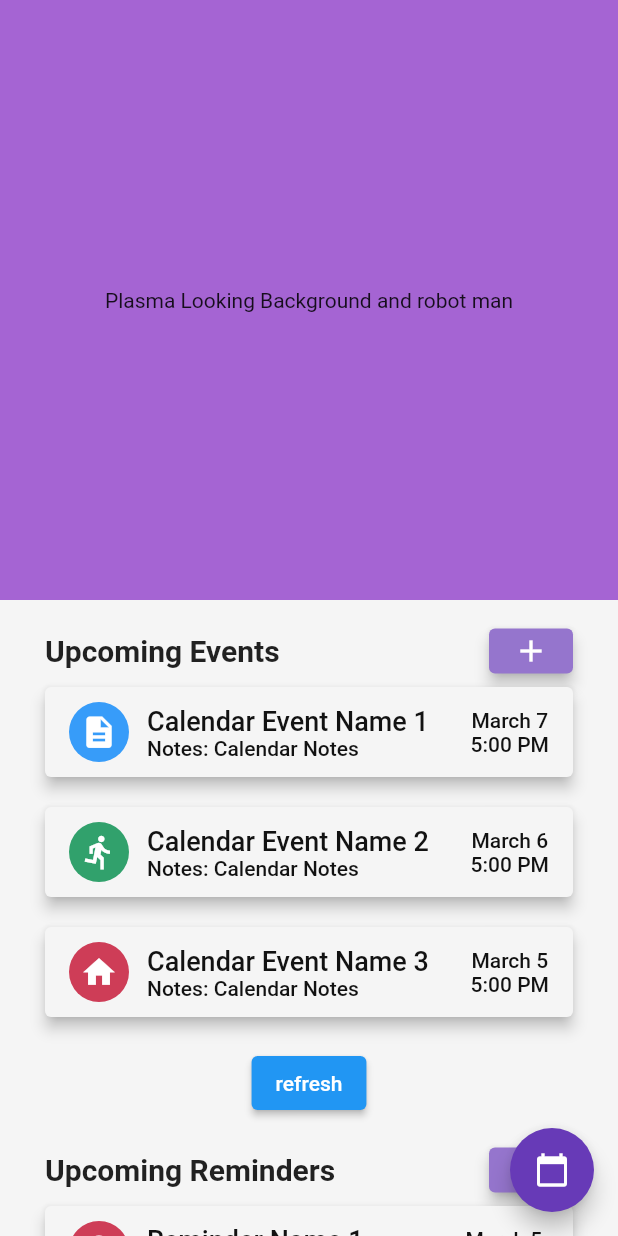
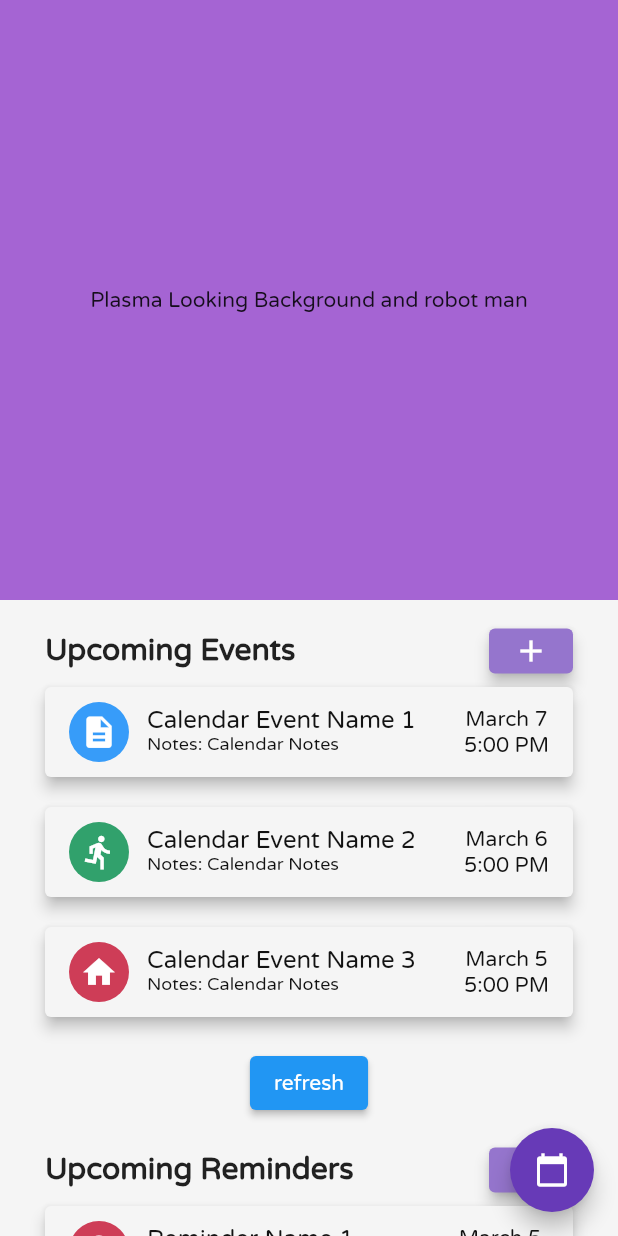
Before and after one commit to Peyton232/tartan_hacks, a Flutter app: the screen it shows after launch, on a phone screen of 412 x 824 dp. Run offline on Flutter 3.47's test engine with Material 2 defaults, Android fonts, the phone set to English and light mode, and no system bars; our stand-ins replace datetime_picker_formfield, firebase_database, stacked, table_calendar; missing offline and left inert: smart_select; accounts and stored records are empty.

Commit message:
Changed the font of the whole application

```diff
--- a/lib/Data/constants.dart
+++ b/lib/Data/constants.dart
@@ -20,14 +20,14 @@ const kHeaderTextStyle = TextStyle(
 );
 const kEventTitleTextStyle = TextStyle(
   color: kSemiBlack,
-  fontSize: 18.0,
+  fontSize: 16.0,
 );
 
 const kCardCircleDimensions = 40.0;
 
 const kEventNotesTextStyle = TextStyle(
   color: kSemiBlack,
-  fontSize: 14.0,
+  fontSize: 12.0,
 );
 
 const kEventDateTextStyle = TextStyle(
--- a/lib/Pages/WelcomeScreen.dart
+++ b/lib/Pages/WelcomeScreen.dart
@@ -36,6 +36,7 @@ class _WelcomeScreenState extends State<WelcomeScreen> {
                 child: Text("Plasma Looking Background and robot man"),
               ),
             ),
+            Container(),
             Padding(
               padding: EdgeInsets.symmetric(horizontal: 30.0),
               child: UpcomingEvents(),
--- a/lib/main.dart
+++ b/lib/main.dart
@@ -2,7 +2,6 @@ import 'package:flutter/material.dart';
 import 'package:tartan_hacks/Pages/CalendarScreen.dart';
 import 'package:tartan_hacks/Pages/WelcomeScreen.dart';
 import 'package:tartan_hacks/Data/constants.dart';
-
 
 void main() {
   runApp(MyApp());
@@ -16,6 +15,7 @@ class MyApp extends StatelessWidget {
       debugShowCheckedModeBanner: false,
       title: 'MotieBot',
       theme: ThemeData(
+        fontFamily: 'VarelaRound',
         primaryColor: kDarkPurple,
         scaffoldBackgroundColor: kOffWhite,
       ),
```
Also changed, not shown: pubspec.yaml (+4 -6 lines), fonts/VarelaRound-Regular.ttf (added).
